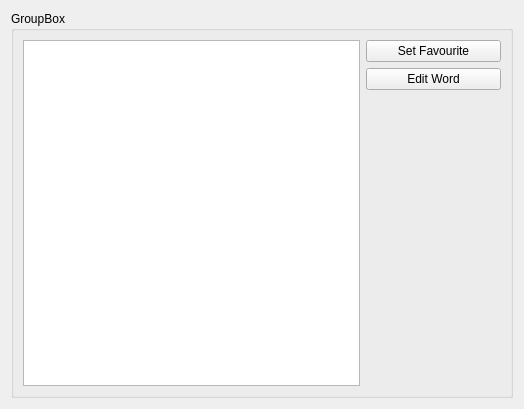
First picture: the form in widgetdefinition.ui, repository sangpham2710/CS163-Project, before the edit.
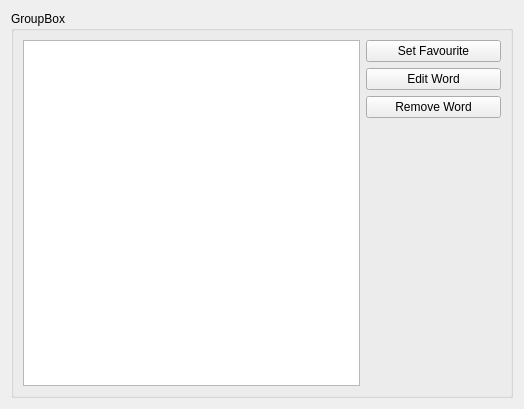
Second picture: the form after the edit.

Commit message: add remove word button

What changed in the file:
```diff
--- a/widgetdefinition.ui
+++ b/widgetdefinition.ui
@@ -41,6 +41,13 @@
             </property>
            </widget>
           </item>
+          <item>
+           <widget class="QPushButton" name="pushButtonRemoveWord">
+            <property name="text">
+             <string>Remove Word</string>
+            </property>
+           </widget>
+          </item>
           <item>
            <spacer name="verticalSpacer">
             <property name="orientation">
```
The commit also changes 2 other files.
